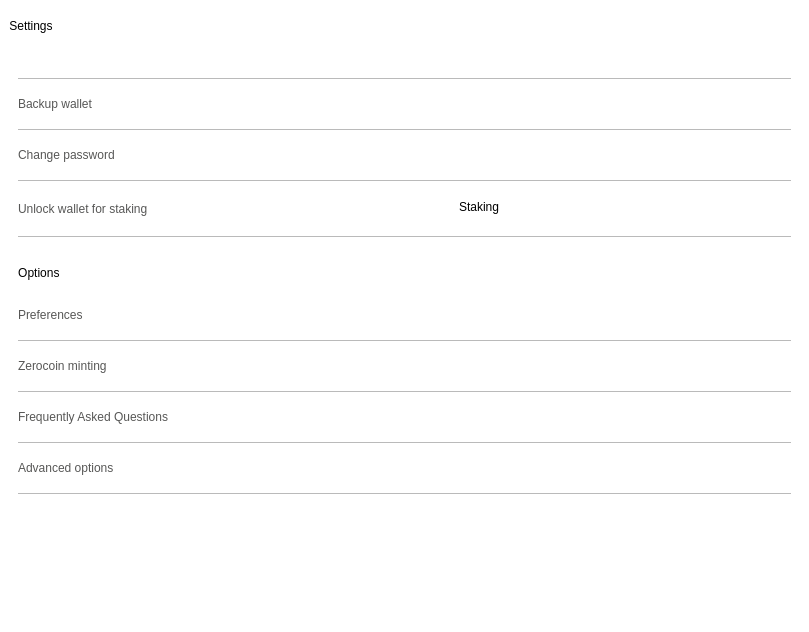
Before: the Qt Designer form src/qt/veil/forms/settingswidget.ui in Veil-Project/veil, drawn with Qt 5.
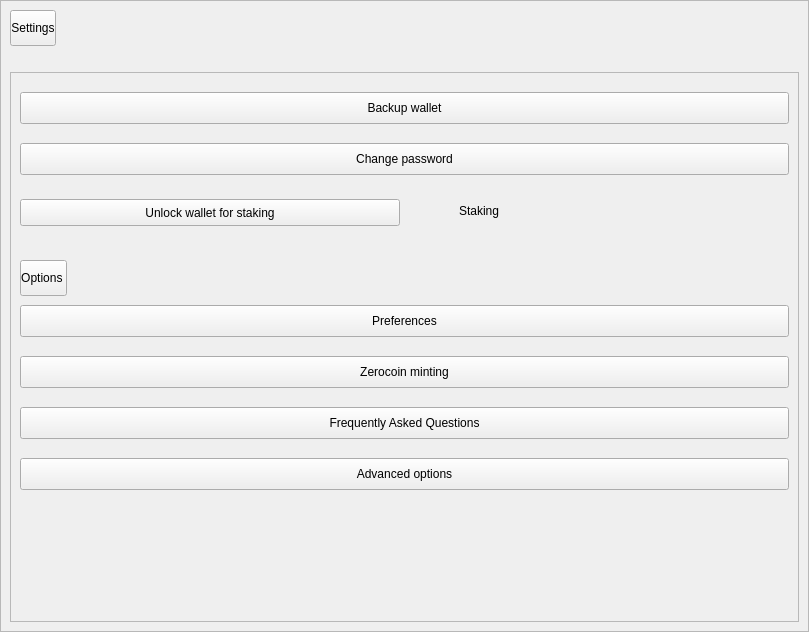
After: the same form once the commit is applied. Icons and pictures are not drawn.

Commit message: initial changes to support dark mode dark mode css must come first changes transaction screen mostly dark addresses widget dark mode show white or normal icon based on dark/non-dark mode receive widget dark mode send screen working with dark mode

Patch:
```diff
--- a/src/qt/veil/forms/settingswidget.ui
+++ b/src/qt/veil/forms/settingswidget.ui
@@ -13,10 +13,6 @@
   <property name="windowTitle">
    <string>Form</string>
   </property>
-  <property name="styleSheet">
-   <string notr="true">background-color:white;
-</string>
-  </property>
   <layout class="QVBoxLayout" name="verticalLayout" stretch="10">
    <property name="spacing">
     <number>0</number>
@@ -41,10 +37,6 @@
        <height>32</height>
       </size>
      </property>
-     <property name="styleSheet">
-      <string notr="true">border:none;
-background-color:white;</string>
-     </property>
      <property name="frameShape">
       <enum>QFrame::StyledPanel</enum>
      </property>
@@ -103,10 +95,6 @@
       </item>
       <item>
        <widget class="QScrollArea" name="scrollArea">
-        <property name="styleSheet">
-         <string notr="true">border:none;
-background-color:white;</string>
-        </property>
         <property name="sizeAdjustPolicy">
          <enum>QAbstractScrollArea::AdjustToContents</enum>
         </property>
@@ -140,9 +128,6 @@
               <height>1</height>
              </size>
             </property>
-            <property name="styleSheet">
-             <string notr="true">background-color:#bababa;</string>
-            </property>
             <property name="text">
              <string/>
             </property>
@@ -165,12 +150,6 @@
             <property name="focusPolicy">
              <enum>Qt::NoFocus</enum>
             </property>
-            <property name="styleSheet">
-             <string notr="true"> text-align: left;
-  color: #575756;
-background-color:transparent;
-border:0;</string>
-            </property>
             <property name="text">
              <string>Backup wallet</string>
             </property>
@@ -190,9 +169,6 @@
               <height>1</height>
              </size>
             </property>
-            <property name="styleSheet">
-             <string notr="true">background-color:#bababa;</string>
-            </property>
             <property name="text">
              <string/>
             </property>
@@ -215,12 +191,6 @@
             <property name="focusPolicy">
              <enum>Qt::NoFocus</enum>
             </property>
-            <property name="styleSheet">
-             <string notr="true"> text-align: left;
-  color: #575756;
-background-color:transparent;
-border:0;</string>
-            </property>
             <property name="text">
              <string>Change password</string>
             </property>
@@ -240,9 +210,6 @@
               <height>1</height>
              </size>
             </property>
-            <property name="styleSheet">
-             <string notr="true">background-color:#bababa;</string>
-            </property>
             <property name="text">
              <string/>
             </property>
@@ -264,12 +231,6 @@
                 <verstretch>0</verstretch>
                </sizepolicy>
               </property>
-              <property name="styleSheet">
-               <string notr="true"> text-align: left;
-  color: #575756;
-background-color:transparent;
-border:0;</string>
-              </property>
               <property name="text">
                <string>Unlock wallet for staking</string>
               </property>
@@ -325,9 +286,6 @@
               <height>1</height>
              </size>
             </property>
-            <property name="styleSheet">
-             <string notr="true">background-color:#bababa;</string>
-            </property>
             <property name="text">
              <string/>
             </property>
@@ -382,12 +340,6 @@
             <property name="focusPolicy">
              <enum>Qt::NoFocus</enum>
             </property>
-            <property name="styleSheet">
-             <string notr="true"> text-align: left;
-  color: #575756;
-background-color:transparent;
-border:0;</string>
-            </property>
             <property name="text">
              <string>Preferences</string>
             </property>
@@ -407,9 +359,6 @@
               <height>1</height>
              </size>
             </property>
-            <property name="styleSheet">
-             <string notr="true">background-color:#bababa;</string>
-            </property>
             <property name="text">
              <string/>
             </property>
@@ -432,12 +381,6 @@
             <property name="focusPolicy">
              <enum>Qt::NoFocus</enum>
             </property>
-            <property name="styleSheet">
-             <string notr="true"> text-align: left;
-  color: #575756;
-background-color:transparent;
-border:0;</string>
-            </property>
             <property name="text">
              <string>Zerocoin minting</string>
             </property>
@@ -457,9 +400,6 @@
               <height>1</height>
              </size>
             </property>
-            <property name="styleSheet">
-             <string notr="true">background-color:#bababa;</string>
-            </property>
             <property name="text">
              <string/>
             </property>
@@ -482,12 +422,6 @@
             <property name="focusPolicy">
              <enum>Qt::NoFocus</enum>
             </property>
-            <property name="styleSheet">
-             <string notr="true"> text-align: left;
-  color: #575756;
-background-color:transparent;
-border:0;</string>
-            </property>
             <property name="text">
              <string>Frequently Asked Questions</string>
             </property>
@@ -507,9 +441,6 @@
               <height>1</height>
              </size>
             </property>
-            <property name="styleSheet">
-             <string notr="true">background-color:#bababa;</string>
-            </property>
             <property name="text">
              <string/>
             </property>
@@ -532,12 +463,6 @@
             <property name="focusPolicy">
              <enum>Qt::NoFocus</enum>
             </property>
-            <property name="styleSheet">
-             <string notr="true"> text-align: left;
-  color: #575756;
-background-color:transparent;
-border:0;</string>
-            </property>
             <property name="text">
              <string>Advanced options</string>
             </property>
@@ -557,9 +482,6 @@
               <height>1</height>
              </size>
             </property>
-            <property name="styleSheet">
-             <string notr="true">background-color:#bababa;</string>
-            </property>
             <property name="text">
              <string/>
             </property>
```
The commit also changes 18 other files.
